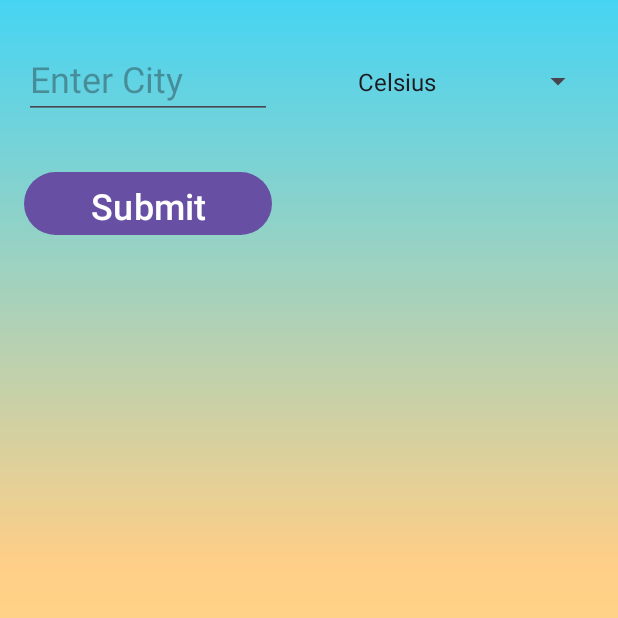
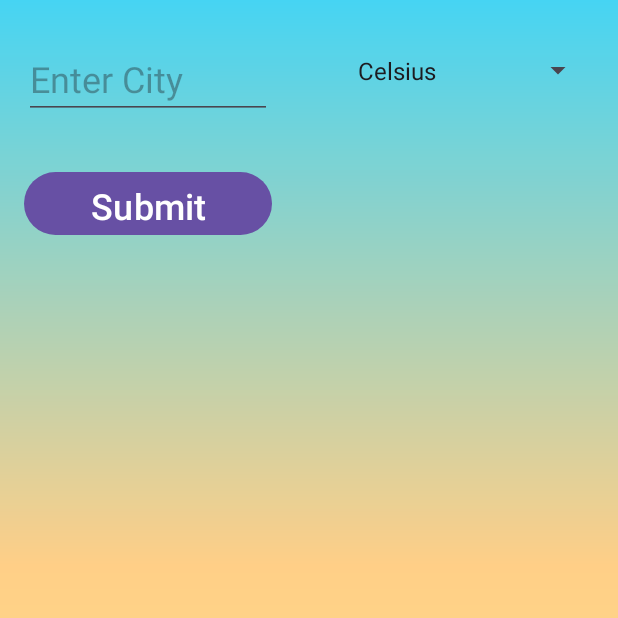
Before and after one commit to lilag002/FinalProjectCS481, an Android app built with Jetpack Compose: the screen it shows after launch once a user with an empty profile is signed in (Home), item 5 of the bottom bar chosen, on a phone screen of 412 x 824 dp, the top half of it. Run offline under Robolectric (Android 15) with nearby library versions, the phone set to English and light mode, and no system bars; our stand-ins replace Firebase (no records; nobody signed in at launch, a user with empty details on screens opened directly), Picasso; pictures from the network do not load.

Commit message:
weather frag and app update

```diff
--- a/app/src/main/res/layout/fragment_weather2.xml
+++ b/app/src/main/res/layout/fragment_weather2.xml
@@ -9,11 +9,16 @@
     android:layout_height="match_parent"
     tools:ignore="ExtraText">
 
-    <!--    <ImageView-->
-    <!--        android:layout_width="match_parent"-->
-    <!--        android:layout_height="match_parent"-->
-    <!--        android:scaleType="centerCrop" />-->
-
+<!--    <ImageView-->
+<!--        android:id="@+id/imageView2"-->
+<!--        android:layout_width="50dp"-->
+<!--        android:layout_height="0dp"-->
+<!--        android:layout_marginBottom="115dp"-->
+<!--        android:scaleType="centerCrop"-->
+<!--        app:layout_constraintBottom_toBottomOf="parent"-->
+<!--        app:layout_constraintEnd_toEndOf="@+id/DescriptionTextView"-->
+<!--        app:layout_constraintStart_toStartOf="@+id/DescriptionTextView"-->
+<!--        app:layout_constraintTop_toBottomOf="@+id/unitSpinner" />-->
 
     <TextView
         android:id="@+id/temperatureTextView"
@@ -32,6 +37,7 @@
         android:layout_width="0dp"
         android:layout_height="0dp"
         android:scaleType="fitCenter"
+        app:layout_constraintDimensionRatio="1:1"
         app:layout_constraintBottom_toBottomOf="parent"
         app:layout_constraintEnd_toEndOf="parent"
         app:layout_constraintStart_toStartOf="parent"
@@ -69,10 +75,11 @@
         android:layout_width="165dp"
         android:layout_height="50dp"
         android:layout_marginStart="49dp"
+        android:layout_marginTop="22dp"
+        android:layout_marginBottom="494dp"
         android:entries="@array/unit_options"
-        app:layout_constraintBottom_toBottomOf="@+id/cityTextView"
         app:layout_constraintStart_toEndOf="@+id/cityTextView"
-        app:layout_constraintTop_toTopOf="@+id/cityTextView" />
+        app:layout_constraintTop_toTopOf="parent" />
 
     <Button
         android:id="@+id/submitBtn"
@@ -120,6 +127,8 @@
         android:layout_height="wrap_content"
         android:layout_marginTop="72dp"
         android:text=""
+        android:textColor="@android:color/white"
+        android:textSize="20dp"
         app:layout_constraintEnd_toEndOf="@+id/temperatureTextView"
         app:layout_constraintStart_toStartOf="@+id/temperatureTextView"
         app:layout_constraintTop_toBottomOf="@+id/temperatureTextView" />
```
Also changed, not shown: app/src/main/java/com/example/finalprojectcs481/home/homefragments/WeatherFragment.kt (+20 -12 lines).
